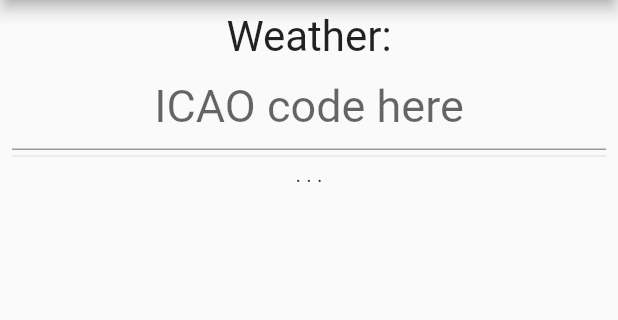
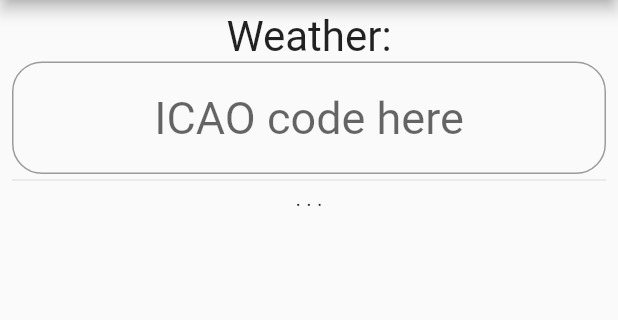
Before and after one commit to Inveniemus/MetAvia, a Flutter app: the screen it shows after launch, on a phone screen of 412 x 824 dp, the part 84-404 px from its top. Run offline on Flutter 3.47's test engine with Material 2 defaults, Android fonts, the phone set to English and light mode, and no system bars; our stand-ins replace bloc, flutter_bloc.

Commit message:
UI small update

```diff
--- a/lib/pages/landing_page.dart
+++ b/lib/pages/landing_page.dart
@@ -1,6 +1,7 @@
 import 'package:flutter/material.dart';
 import 'package:flutter_bloc/flutter_bloc.dart';
 import 'package:metavia/cubit/weather_cubit.dart';
+import 'package:metavia/widgets/weather_widgets.dart';
 
 class LandingPage extends StatelessWidget {
   @override
@@ -18,6 +19,9 @@ class LandingPage extends StatelessWidget {
               TextField(
                 decoration: InputDecoration(
                   hintText: 'ICAO code here',
+                  border: OutlineInputBorder(
+                    borderRadius: BorderRadius.all(Radius.circular(20))
+                  ),
                 ),
                 textAlign: TextAlign.center,
                 style: TextStyle(fontSize: 30.0),
@@ -39,13 +43,13 @@ class LandingPage extends StatelessWidget {
                 },
                 builder: (context, state) {
                   if (state is WeatherLoading) {
-                    return CircularProgressIndicator();
+                    return LinearProgressIndicator();
                   } else if (state is WeatherLoaded) {
                     return Column(
                       children: <Widget>[
-                        Text(state.weather.metar.rawText, textScaleFactor: 1.5,),
+                        MetarWidget(state.weather.metar),
                         Divider(),
-                        Text(state.weather.taf.rawText, textScaleFactor: 1.5,),
+                        TafWidget(state.weather.taf),
                       ],
                     );
                   } else {
```
Also changed, not shown: lib/widgets/weather_widgets.dart (added, +36 -0 lines).
